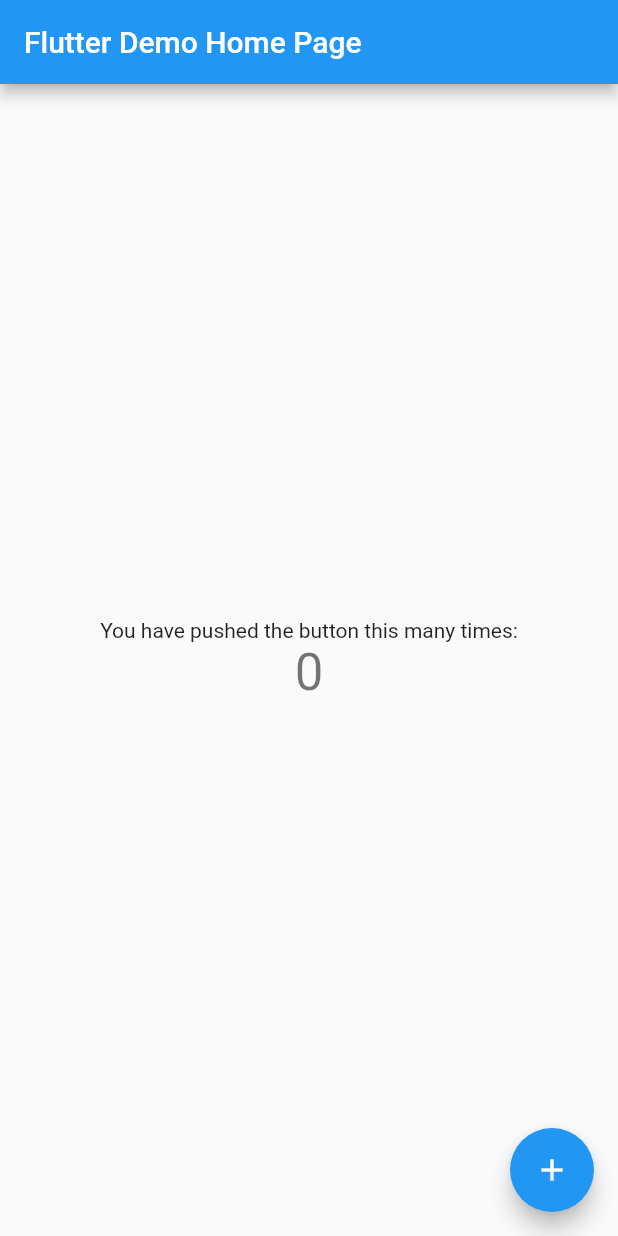
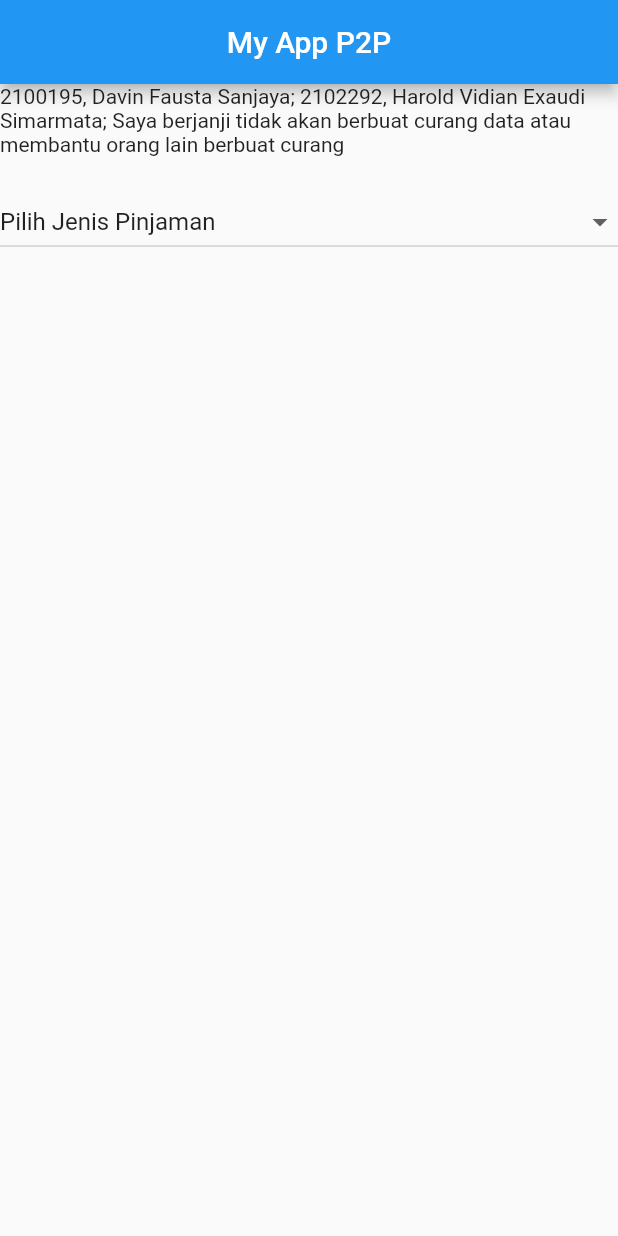
Before and after one commit to davinUpi/kuis_2_harold_davin, a Flutter app: the screen it shows after launch, on a phone screen of 412 x 824 dp. Run offline on Flutter 3.47's test engine with Material 2 defaults, Android fonts, the phone set to English and light mode, and no system bars; our stand-ins replace flutter_bloc.

Commit message:
Co-authored-by: HAROLD VIDIAN EXAUDI SIMARMATA <haroldsimarmata@upi.edu> ver1

```diff
--- a/lib/main.dart
+++ b/lib/main.dart
@@ -1,115 +1,118 @@
+import 'package:flutter_bloc/flutter_bloc.dart';
 import 'package:flutter/material.dart';
+import 'dart:developer' as developer;
 
-void main() {
-  runApp(const MyApp());
-}
+import 'model.dart';
+
+void main() => runApp(const MyApp());
 
 class MyApp extends StatelessWidget {
-  const MyApp({super.key});
+  const MyApp({Key? key}) : super(key: key);
 
   // This widget is the root of your application.
   @override
   Widget build(BuildContext context) {
     return MaterialApp(
-      title: 'Flutter Demo',
-      theme: ThemeData(
-        // This is the theme of your application.
-        //
-        // Try running your application with "flutter run". You'll see the
-        // application has a blue toolbar. Then, without quitting the app, try
-        // changing the primarySwatch below to Colors.green and then invoke
-        // "hot reload" (press "r" in the console where you ran "flutter run",
-        // or simply save your changes to "hot reload" in a Flutter IDE).
-        // Notice that the counter didn't reset back to zero; the application
-        // is not restarted.
-        primarySwatch: Colors.blue,
+        title: "Kuis2 Provis Davin_Harold",
+        home: BlocProvider<ModelJenisPinjaman>(
+          create: (_) => ModelJenisPinjaman(),
+          child: const MainPage(),
+        ));
+  }
+}
+
+class MainPage extends StatelessWidget {
+  const MainPage({Key? key}) : super(key: key);
+
+  @override
+  Widget build(Object context) {
+    var temp = context;
+    return Scaffold(
+      appBar: AppBar(
+        centerTitle: true,
+        title: const Text("My App P2P"),
       ),
-      home: const MyHomePage(title: 'Flutter Demo Home Page'),
+      body: Center(
+        child: Column(
+          mainAxisAlignment: MainAxisAlignment.center,
+          children: [
+            const Padding(
+              padding: EdgeInsets.only(bottom: 20),
+              child: Text(
+                  "2100195, Davin Fausta Sanjaya; 2102292, Harold Vidian Exaudi Simarmata; Saya berjanji tidak akan berbuat curang data atau membantu orang lain berbuat curang"),
+            ),
+            BlocBuilder<ModelJenisPinjaman, List<JenisPinjaman>>(
+              builder: (context, instanceModelA) {
+                return Expanded(
+                  child: Column(
+                    mainAxisAlignment: MainAxisAlignment.center,
+                    children: [
+                      DropdownButton<String>(
+                          isExpanded: true,
+                          value: context
+                              .read<ModelJenisPinjaman>()
+                              .dropdownDefaultVal,
+                          items: context.read<ModelJenisPinjaman>().dropdownVal,
+                          onChanged: (String? newVal) {
+                            context.read<ModelJenisPinjaman>().dropdownCurVal =
+                                newVal!;
+                            context.read<ModelJenisPinjaman>().fetchData();
+                          }),
+                      Expanded(
+                          child: ListView.builder(
+                              itemCount: instanceModelA.length,
+                              itemBuilder: (context, index) {
+                                return Card(
+                                    child: ListTile(
+                                        leading: Image.network(
+                                            'https://flutter.github.io/assets-for-api-docs/assets/widgets/owl-2.jpg'),
+                                        trailing: const Icon(Icons.more_vert),
+                                        title: Text(instanceModelA[index].nama),
+                                        subtitle: Text(
+                                            'id: ${instanceModelA[index].id}'),
+                                        tileColor: Colors.white70));
+                              }))
+                    ],
+                  ),
+                );
+              },
+            )
+          ],
+        ),
+      ),
     );
   }
 }
 
-class MyHomePage extends StatefulWidget {
-  const MyHomePage({super.key, required this.title});
-
-  // This widget is the home page of your application. It is stateful, meaning
-  // that it has a State object (defined below) that contains fields that affect
-  // how it looks.
-
-  // This class is the configuration for the state. It holds the values (in this
-  // case the title) provided by the parent (in this case the App widget) and
-  // used by the build method of the State. Fields in a Widget subclass are
-  // always marked "final".
-
-  final String title;
+class DetailPage extends StatelessWidget {
+  final String idPinjam;
+  const DetailPage({Key? key, required this.idPinjam}) : super(key: key);
 
   @override
-  State<MyHomePage> createState() => _MyHomePageState();
-}
-
-class _MyHomePageState extends State<MyHomePage> {
-  int _counter = 0;
-
-  void _incrementCounter() {
-    setState(() {
-      // This call to setState tells the Flutter framework that something has
-      // changed in this State, which causes it to rerun the build method below
-      // so that the display can reflect the updated values. If we changed
-      // _counter without calling setState(), then the build method would not be
-      // called again, and so nothing would appear to happen.
-      _counter++;
-    });
-  }
-
-  @override
-  Widget build(BuildContext context) {
-    // This method is rerun every time setState is called, for instance as done
-    // by the _incrementCounter method above.
-    //
-    // The Flutter framework has been optimized to make rerunning build methods
-    // fast, so that you can just rebuild anything that needs updating rather
-    // than having to individually change instances of widgets.
+  Widget build(Object context) {
     return Scaffold(
-      appBar: AppBar(
-        // Here we take the value from the MyHomePage object that was created by
-        // the App.build method, and use it to set our appbar title.
-        title: Text(widget.title),
-      ),
+      appBar: AppBar(title: const Text("Detil")),
       body: Center(
-        // Center is a layout widget. It takes a single child and positions it
-        // in the middle of the parent.
-        child: Column(
-          // Column is also a layout widget. It takes a list of children and
-          // arranges them vertically. By default, it sizes itself to fit its
-          // children horizontally, and tries to be as tall as its parent.
-          //
-          // Invoke "debug painting" (press "p" in the console, choose the
-          // "Toggle Debug Paint" action from the Flutter Inspector in Android
-          // Studio, or the "Toggle Debug Paint" command in Visual Studio Code)
-          // to see the wireframe for each widget.
-          //
-          // Column has various properties to control how it sizes itself and
-          // how it positions its children. Here we use mainAxisAlignment to
-          // center the children vertically; the main axis here is the vertical
-          // axis because Columns are vertical (the cross axis would be
-          // horizontal).
-          mainAxisAlignment: MainAxisAlignment.center,
-          children: <Widget>[
-            const Text(
-              'You have pushed the button this many times:',
-            ),
-            Text(
-              '$_counter',
-              style: Theme.of(context).textTheme.headlineMedium,
-            ),
-          ],
-        ),
-      ),
-      floatingActionButton: FloatingActionButton(
-        onPressed: _incrementCounter,
-        tooltip: 'Increment',
-        child: const Icon(Icons.add),
-      ), // This trailing comma makes auto-formatting nicer for build methods.
+          child: Column(
+        mainAxisAlignment: MainAxisAlignment.center,
+        children: [
+          BlocBuilder<ModelDetilJenis, DetilJenisPinjaman>(
+              builder: (context, detail) {
+            context.read<ModelDetilJenis>().fetchData();
+            return Center(
+              child: Column(
+                mainAxisAlignment: MainAxisAlignment.center,
+                children: [
+                  Text(detail.id),
+                  Text(detail.nama),
+                  Text(detail.bunga),
+                  Text(detail.syariah)
+                ],
+              ),
+            );
+          })
+        ],
+      )),
     );
   }
 }
--- /dev/null
+++ b/lib/model.dart
@@ -0,0 +1,100 @@
+import 'package:flutter/material.dart';
+import 'package:flutter_bloc/flutter_bloc.dart';
+import 'package:http/http.dart' as http;
+import 'dart:convert';
+
+class JenisPinjaman {
+  String id;
+  String nama;
+  JenisPinjaman({required this.id, required this.nama});
+}
+
+class ModelJenisPinjaman extends Cubit<List<JenisPinjaman>> {
+  String url = "http://178.128.17.76:8000/jenis_pinjaman/";
+  ModelJenisPinjaman() : super([]);
+  List<JenisPinjaman> listJenisPinjaman = <JenisPinjaman>[];
+
+  // Untuk dropdown
+  String dropdownCurVal = "";
+  String dropdownDefaultVal = "";
+  List<DropdownMenuItem<String>> dropdownVal = [
+    const DropdownMenuItem<String>(
+      value: "",
+      child: Text("Pilih Jenis Pinjaman"),
+    ),
+    const DropdownMenuItem<String>(
+      value: "1",
+      child: Text("Jenis Pinjaman 1"),
+    ),
+    const DropdownMenuItem<String>(
+      value: "2",
+      child: Text("Jenis Pinjaman 2"),
+    ),
+    const DropdownMenuItem<String>(
+      value: "3",
+      child: Text("Jenis Pinjaman 3"),
+    )
+  ];
+
+  void setFromJson(dynamic json) {
+    setData(json);
+    emit(listJenisPinjaman);
+  }
+
+  void setData(dynamic json) {
+    listJenisPinjaman = [];
+    var data = json['data'];
+    for (var val in data) {
+      String id = val['id'];
+      String nama = val['nama'];
+      listJenisPinjaman.add(JenisPinjaman(id: id, nama: nama));
+    }
+  }
+
+  void fetchData() async {
+    final response = await http.get(Uri.parse(url + dropdownCurVal));
+    if (response.statusCode == 200) {
+      setFromJson(jsonDecode(response.body));
+    } else {
+      throw Exception('Gagal ambil');
+    }
+  }
+}
+
+class DetilJenisPinjaman {
+  String id;
+  String nama;
+  String bunga;
+  String syariah;
+  DetilJenisPinjaman(
+      {required this.id,
+      required this.nama,
+      required this.bunga,
+      required this.syariah});
+}
+
+class ModelDetilJenis extends Cubit<DetilJenisPinjaman> {
+  String id = "";
+  String url = "http://127.0.0.1:8000/detil_jenis_pinjaman/";
+
+  ModelDetilJenis()
+      : super(DetilJenisPinjaman(id: "", nama: "", bunga: "", syariah: ""));
+
+  void setFromJson(dynamic json) {
+    id = json['id'];
+    String nama = json['nama'];
+    String bunga = json['bunga'];
+    String syariah = json['syariah'];
+    emit(
+        DetilJenisPinjaman(id: id, nama: nama, bunga: bunga, syariah: syariah));
+  }
+
+  void fetchData() async {
+    final response = await http.get(Uri.parse(url + id));
+    if (response.statusCode == 200) {
+      setFromJson(jsonDecode(response.body));
+    } else {
+      throw Exception('Gagal ambil');
+    }
+  }
+}
--- a/pubspec.yaml
+++ b/pubspec.yaml
@@ -28,6 +28,9 @@
 # the latest version available on pub.dev. To see which dependencies have newer
 # versions available, run `flutter pub outdated`.
 dependencies:
+  http: 0.13.5
+  provider: 6.0.0
+  flutter_bloc: 8.0.0
   flutter:
     sdk: flutter
 
```
Also changed, not shown: pubspec.lock.
